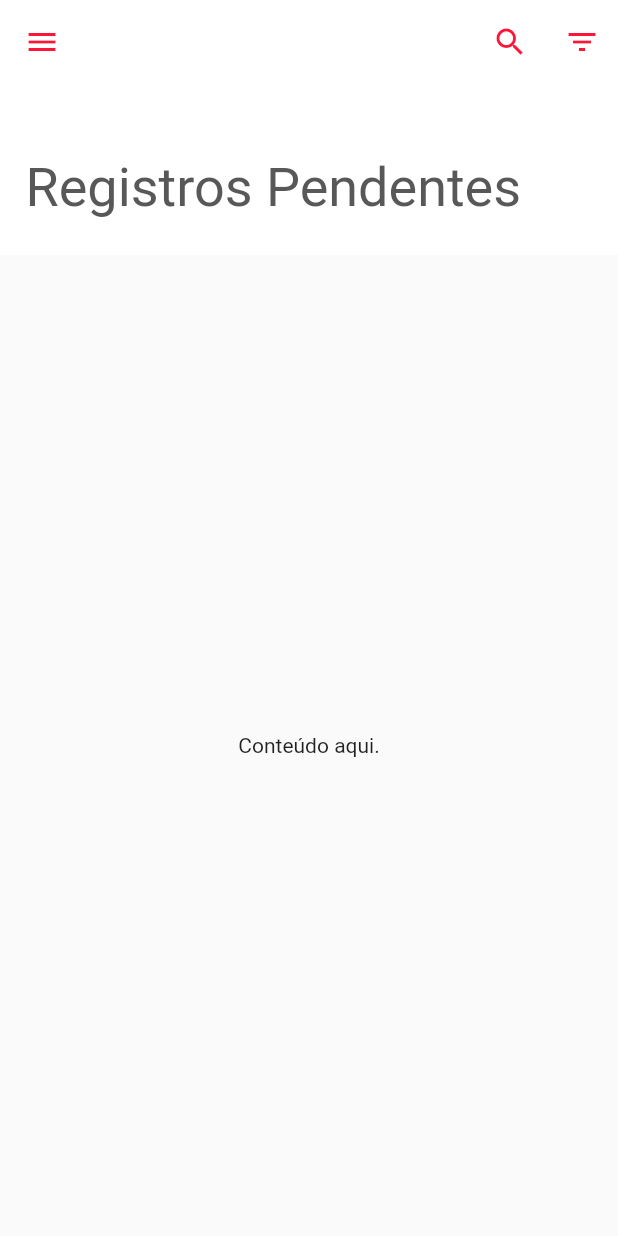
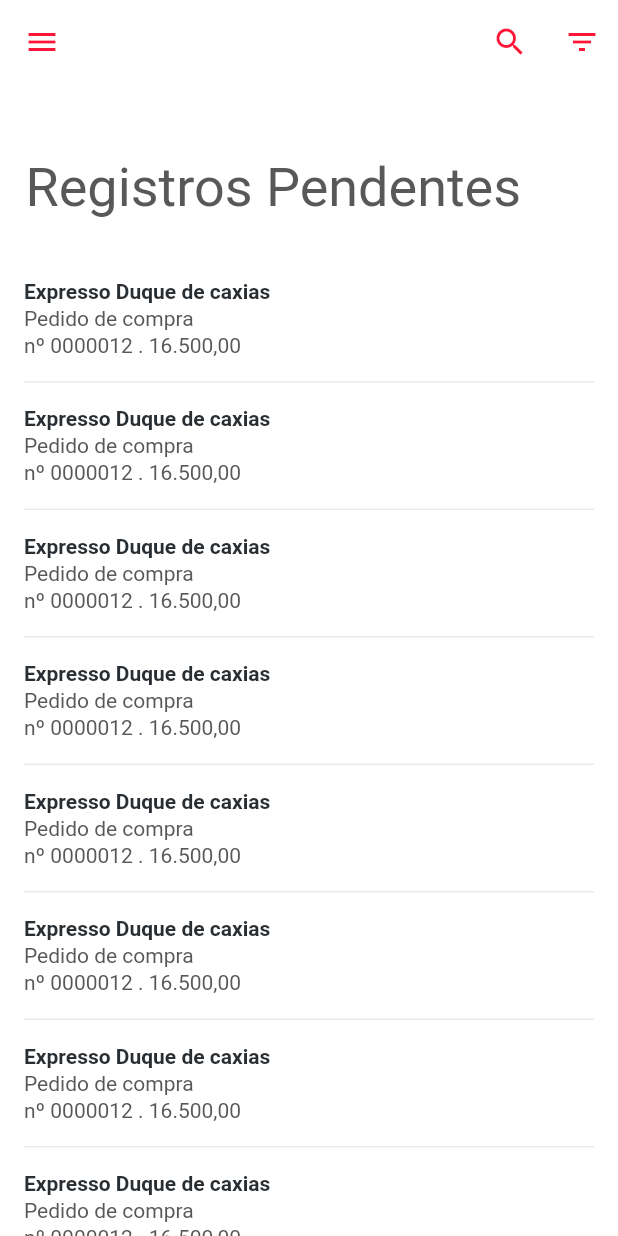
Before and after one commit to leandro-mancini/flutter_clean_architecture, a Flutter app: the RegistrosPendentes screen opened by its route, on a phone screen of 412 x 824 dp. Run offline on Flutter 3.47's test engine with Material 2 defaults, Android fonts, the phone set to English and light mode, and no system bars; our stand-ins replace flutter_clean_architecture.

Commit message:
Listview Layout Registros Pendentes

```diff
--- a/lib/src/app/pages/registros_pendentes/registros_pendentes_view.dart
+++ b/lib/src/app/pages/registros_pendentes/registros_pendentes_view.dart
@@ -15,6 +15,15 @@ class _RegistrosPendentesState extends ViewState<RegistrosPendentes, RegistrosPe
 
   var _scaffoldKey = new GlobalKey<ScaffoldState>();
   var topAppBar = 0.0;
+
+  List items = getDummyList();
+
+  static List getDummyList(){
+   List list =  List.generate(10, (i) {
+    return "Item ${i +1 }";
+    });
+    return list;
+  }
 
   @override
   Widget build(BuildContext context) {
@@ -76,15 +85,79 @@ class _RegistrosPendentesState extends ViewState<RegistrosPendentes, RegistrosPe
             ],
           ),
           SliverFillRemaining(
-            child: Center(
-              child: Column(
-                mainAxisAlignment: MainAxisAlignment.center,
-                children: <Widget>[
-                  Text('Conteúdo aqui.'),
-                ],
+            child: Container(
+              color: Colors.white,
+              child: ListView.builder(
+                itemCount: items.length,
+                itemBuilder: (context, index) {
+                  return Dismissible(
+                    key: Key(items[index]),
+                    onDismissed: (direction) {
+                      setState(() {
+                        items.removeAt(index);
+                      });
+                    },
+                    background: Container(
+                      color: Color(0xFF22E6A1)
+                    ),
+                    child: Container(
+                      width: double.infinity,
+                      decoration: BoxDecoration(
+                        border: Border(
+                          bottom: BorderSide(
+                            color: Color(0xFFEAEAEC),
+                            width: 1,
+                          ),
+                        ),
+                      ),
+                      padding: EdgeInsets.only(
+                        bottom: 16,
+                        top: 16,
+                      ),
+                      margin: EdgeInsets.only(
+                        left: 16,
+                        right: 16,
+                      ),
+                      child: Column(
+                        crossAxisAlignment: CrossAxisAlignment.start,
+                        children: <Widget>[
+                          Container(
+                            child: Text(
+                              'Expresso Duque de caxias',
+                              style: TextStyle(
+                                fontSize: 14,
+                                fontWeight: FontWeight.w600,
+                                color: Color(0xFF292E33),
+                              ),
+                            ),
+                          ),
+                          Container(
+                            margin: EdgeInsets.only(bottom: 2, top: 2),
+                            child: Text(
+                              'Pedido de compra',
+                              style: TextStyle(
+                                fontSize: 14,
+                                color: Color(0xFF585859)
+                              ),
+                            ),
+                          ),
+                          Container(
+                            child: Text(
+                              'nº 0000012 . 16.500,00',
+                              style: TextStyle(
+                                fontSize: 14,
+                                color: Color(0xFF585859)
+                              ),
+                            ),
+                          ),
+                        ],
+                      ),
+                    ),
+                  );
+                },
               ),
             ),
-          )
+          ),
         ],
       ),
     );
```
